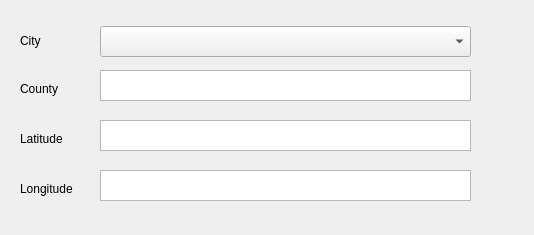
Above: CityInfo.ui from rastogishubham/FaradayFuture before the change. Below: the same form after it.
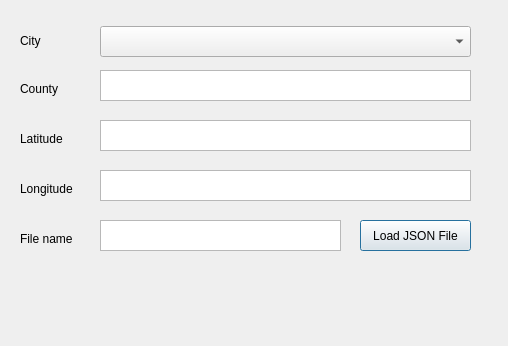
That is the form after the change.

What changed in the file:
```diff
--- a/CityInfo.ui
+++ b/CityInfo.ui
@@ -6,8 +6,8 @@
    <rect>
     <x>0</x>
     <y>0</y>
-    <width>534</width>
-    <height>235</height>
+    <width>508</width>
+    <height>346</height>
    </rect>
   </property>
   <property name="windowTitle">
@@ -105,6 +105,42 @@
     </rect>
    </property>
   </widget>
+  <widget class="QLabel" name="label_long_2">
+   <property name="geometry">
+    <rect>
+     <x>20</x>
+     <y>230</y>
+     <width>62</width>
+     <height>17</height>
+    </rect>
+   </property>
+   <property name="text">
+    <string>File name</string>
+   </property>
+  </widget>
+  <widget class="QTextEdit" name="text_Filename">
+   <property name="geometry">
+    <rect>
+     <x>100</x>
+     <y>220</y>
+     <width>241</width>
+     <height>31</height>
+    </rect>
+   </property>
+  </widget>
+  <widget class="QPushButton" name="pushButton">
+   <property name="geometry">
+    <rect>
+     <x>360</x>
+     <y>220</y>
+     <width>111</width>
+     <height>31</height>
+    </rect>
+   </property>
+   <property name="text">
+    <string>Load JSON File</string>
+   </property>
+  </widget>
  </widget>
  <resources/>
  <connections/>
```
